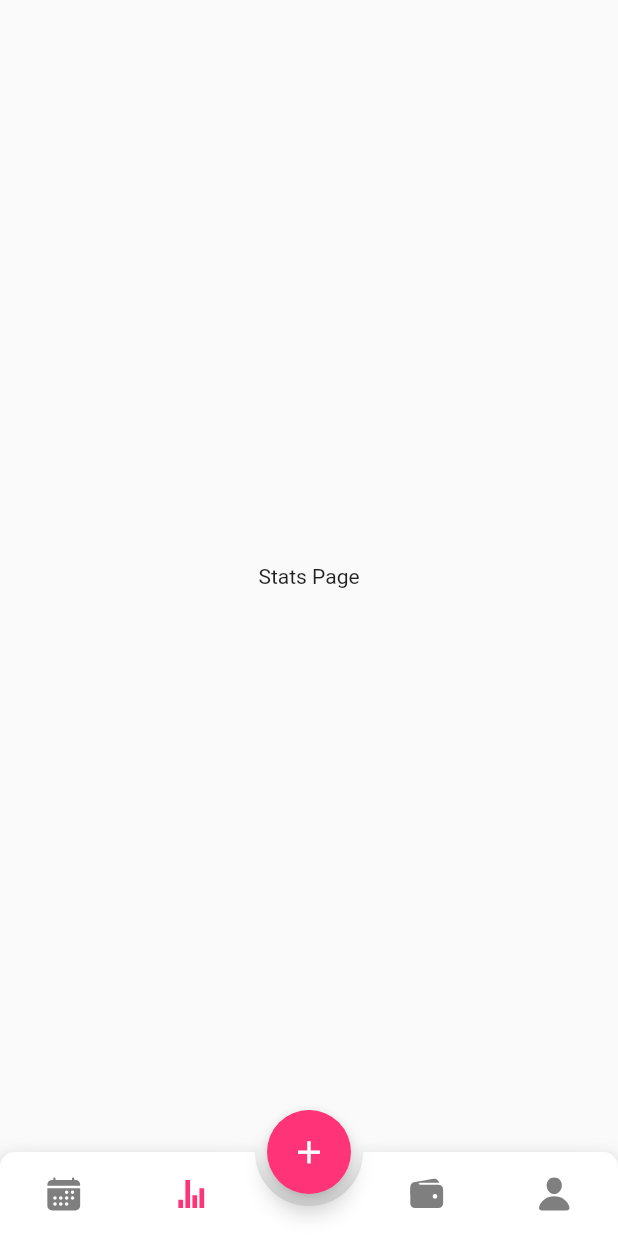
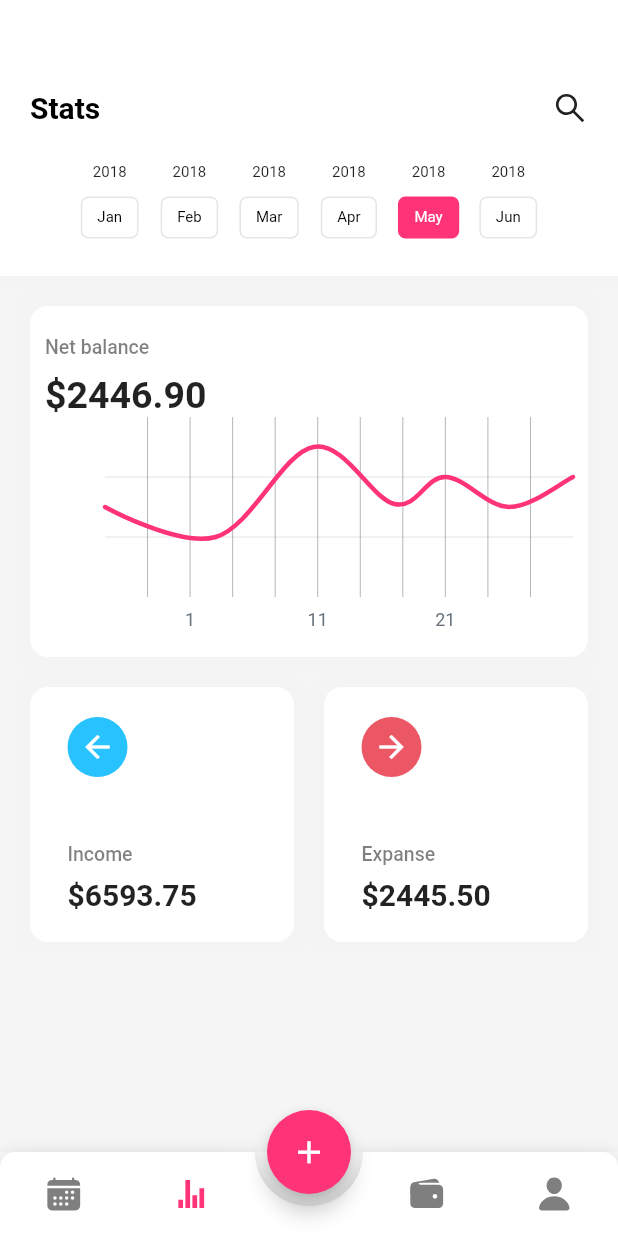
Before and after one commit to prabhunath111/budget_tracker, a Flutter app: the screen it shows after launch, item 2 of the bottom bar chosen, on a phone screen of 412 x 824 dp. Run offline on Flutter 3.47's test engine with Material 2 defaults, Android fonts, the phone set to English and light mode, and no system bars; drawn by our look-alikes of animated_bottom_navigation_bar, fl_chart; our stand-ins replace flutter_icons.

Commit message:
created stats page

```diff
--- a/lib/pages/root_app.dart
+++ b/lib/pages/root_app.dart
@@ -1,5 +1,6 @@
 import 'package:animated_bottom_navigation_bar/animated_bottom_navigation_bar.dart';
 import 'package:budget_tracker/pages/daily_page.dart';
+import 'package:budget_tracker/pages/stats_page.dart';
 import 'package:budget_tracker/theme/colors.dart';
 import 'package:flutter/material.dart';
 import 'package:flutter_icons/flutter_icons.dart';
@@ -37,11 +38,7 @@ class _RootAppState extends State<RootApp> {
       index: pageIndex,
       children: [
         DailyPage(),
-        Center(
-          child: Text(
-              'Stats Page'
-          ),
-        ),
+        StatsPage(),
         Center(
           child: Text(
               'Budget Page'
--- /dev/null
+++ b/lib/pages/stats_page.dart
@@ -0,0 +1,253 @@
+import 'dart:math';
+
+import 'package:budget_tracker/json/day_month.dart';
+import 'package:budget_tracker/theme/colors.dart';
+import 'package:budget_tracker/widget/chart.dart';
+import 'package:fl_chart/fl_chart.dart';
+import 'package:flutter/material.dart';
+import 'package:flutter_icons/flutter_icons.dart';
+
+class StatsPage extends StatefulWidget {
+  @override
+  _StatsPageState createState() => _StatsPageState();
+}
+
+class _StatsPageState extends State<StatsPage> {
+  int activeMonth = 4;
+
+  @override
+  Widget build(BuildContext context) {
+    return Scaffold(
+      backgroundColor: grey.withOpacity(0.05),
+      body: getBody(),
+    );
+  }
+
+  Widget getBody() {
+    var size = MediaQuery.of(context).size;
+    List expenses = [
+      {
+        "icon": Icons.arrow_back,
+        "color": blue,
+        "label": "Income",
+        "cost": "\$6593.75"
+      },
+      {
+        "icon": Icons.arrow_forward,
+        "color": red,
+        "label": "Expanse",
+        "cost": "\$2445.50"
+      },
+    ];
+    return SingleChildScrollView(
+      child: Column(
+        children: [
+          Container(
+            decoration: BoxDecoration(color: white, boxShadow: [
+              BoxShadow(
+                color: grey.withOpacity(0.01),
+                spreadRadius: 10,
+                blurRadius: 3,
+              )
+            ]),
+            child: Padding(
+              padding: const EdgeInsets.only(
+                  top: 60.0, left: 20, right: 20, bottom: 25),
+              child: Column(
+                children: [
+                  Row(
+                    mainAxisAlignment: MainAxisAlignment.spaceBetween,
+                    children: [
+                      Text(
+                        'Stats',
+                        style: TextStyle(
+                          fontSize: 20,
+                          fontWeight: FontWeight.bold,
+                          color: black,
+                        ),
+                      ),
+                      Icon(AntDesign.search1)
+                    ],
+                  ),
+                  SizedBox(height: 25),
+                  Row(
+                    mainAxisAlignment: MainAxisAlignment.spaceBetween,
+                    mainAxisSize: MainAxisSize.min,
+                    children: List.generate(months.length, (index) {
+                      return GestureDetector(
+                        onTap: () {
+                          setState(() {
+                            activeMonth = index;
+                          });
+                        },
+                        child: Container(
+                          width: (size.width - 40) / 7,
+                          child: Column(
+                            children: [
+                              Text(
+                                months[index]['label'],
+                                style: TextStyle(fontSize: 10),
+                              ),
+                              SizedBox(height: 10),
+                              Container(
+                                decoration: BoxDecoration(
+                                  color: activeMonth == index
+                                      ? primary
+                                      : Colors.transparent,
+                                  borderRadius: BorderRadius.circular(5),
+                                  border: Border.all(
+                                    color: activeMonth == index
+                                        ? primary
+                                        : black.withOpacity(0.1),
+                                  ),
+                                ),
+                                child: Padding(
+                                  padding: const EdgeInsets.only(
+                                      top: 7.0,
+                                      bottom: 7.0,
+                                      right: 10,
+                                      left: 10),
+                                  child: Text(
+                                    months[index]['day'],
+                                    style: TextStyle(
+                                      fontSize: 10,
+                                      color:
+                                          activeMonth == index ? white : black,
+                                    ),
+                                  ),
+                                ),
+                              )
+                            ],
+                          ),
+                        ),
+                      );
+                    }),
+                  )
+                ],
+              ),
+            ),
+          ),
+          SizedBox(height: 20),
+          Padding(
+            padding: const EdgeInsets.only(left: 20.0, right: 20),
+            child: Container(
+              width: double.infinity,
+              decoration: BoxDecoration(
+                  color: white,
+                  borderRadius: BorderRadius.circular(12),
+                  boxShadow: [
+                    BoxShadow(
+                        color: grey.withOpacity(0.01),
+                        spreadRadius: 10,
+                        blurRadius: 3)
+                  ]),
+              child: Padding(
+                padding: const EdgeInsets.all(10.0),
+                child: Stack(
+                  children: [
+                    Padding(
+                      padding: const EdgeInsets.only(top: 10.0),
+                      child: Column(
+                        crossAxisAlignment: CrossAxisAlignment.start,
+                        children: [
+                          Text(
+                            'Net balance',
+                            style: TextStyle(
+                                fontWeight: FontWeight.w500,
+                                fontSize: 13,
+                                color: black.withOpacity(0.5)),
+                          ),
+                          SizedBox(
+                            height: 10,
+                          ),
+                          Text(
+                            '\$2446.90',
+                            style: TextStyle(
+                              fontWeight: FontWeight.bold,
+                              fontSize: 25,
+                            ),
+                          ),
+                          Container(
+                            width: size.width - 20,
+                            height: 150,
+                            child: LineChart(mainData()),
+                          ),
+                        ],
+                      ),
+                    ),
+                  ],
+                ),
+              ),
+            ),
+          ),
+          SizedBox(
+            height: 20,
+          ),
+          Wrap(
+            spacing: 20,
+            children: List.generate(expenses.length, (index) {
+              return Container(
+                width: (size.width - 60) / 2,
+                height: 170,
+                decoration: BoxDecoration(
+                    color: white,
+                    borderRadius: BorderRadius.circular(12),
+                    boxShadow: [
+                      BoxShadow(
+                        color: grey.withOpacity(0.01),
+                        spreadRadius: 10,
+                        blurRadius: 3,
+                      ),
+                    ]),
+                child: Padding(
+                  padding: const EdgeInsets.only(
+                      left: 25, right: 25, top: 20, bottom: 20),
+                  child: Column(
+                    crossAxisAlignment: CrossAxisAlignment.start,
+                    mainAxisAlignment: MainAxisAlignment.spaceBetween,
+                    children: [
+                      Container(
+                        width: 40,
+                        height: 40,
+                        decoration: BoxDecoration(
+                          color: expenses[index]['color'],
+                          shape: BoxShape.circle,
+                        ),
+                        child: Center(
+                          child: Icon(
+                            expenses[index]['icon'],
+                            color: white,
+                          ),
+                        ),
+                      ),
+                      Column(
+                        crossAxisAlignment: CrossAxisAlignment.start,
+                        children: [
+                          Text(
+                            expenses[index]['label'],
+                            style: TextStyle(
+                                fontWeight: FontWeight.w500,
+                                fontSize: 13,
+                                color: black.withOpacity(0.5)),
+                          ),
+                          SizedBox(height: 8),
+                          Text(
+                            expenses[index]['cost'],
+                            style: TextStyle(
+                              fontWeight: FontWeight.bold,
+                              fontSize: 20,
+                            ),
+                          ),
+                        ],
+                      )
+                    ],
+                  ),
+                ),
+              );
+            }),
+          )
+        ],
+      ),
+    );
+  }
+}
--- /dev/null
+++ b/lib/widget/chart.dart
@@ -0,0 +1,87 @@
+import 'package:budget_tracker/theme/colors.dart';
+import 'package:fl_chart/fl_chart.dart';
+import 'package:flutter/material.dart';
+
+List<Color> gradientColors = [primary];
+
+LineChartData mainData() {
+  return LineChartData(
+    gridData: FlGridData(
+        show: true,
+        drawHorizontalLine: true,
+        getDrawingHorizontalLine: (value) {
+          return FlLine(
+            color: const Color(0xff37434d),
+            strokeWidth: 0.1,
+          );
+        }),
+    titlesData: FlTitlesData(
+      show: true,
+      bottomTitles: SideTitles(
+        showTitles: true,
+        reservedSize: 22,
+        getTextStyles: (value) =>
+            const TextStyle(color: Color(0xff68737d), fontSize: 12),
+        getTitles: (value) {
+          switch (value.toInt()) {
+            case 2:
+              return '1';
+            case 5:
+              return '11';
+            case 8:
+              return '21';
+          }
+          return '';
+        },
+        margin: 8,
+      ),
+      leftTitles: SideTitles(
+        showTitles: true,
+        getTextStyles: (value) => const TextStyle(
+          color: Color(0xff67727d),
+          fontSize: 12,
+        ),
+        getTitles: (value) {
+          switch (value.toInt()) {
+            case 1:
+              return '10k';
+            case 3:
+              return '50k';
+            case 5:
+              return '100k';
+          }
+          return '';
+        },
+        reservedSize: 28,
+        margin: 12,
+      ),
+    ),
+    borderData: FlBorderData(
+      show: false,
+    ),
+    minX: 0,
+    maxX: 11,
+    minY: 0,
+    maxY: 6,
+    lineBarsData: [
+      LineChartBarData(
+        spots: [
+          FlSpot(0, 3),
+          FlSpot(2.6, 2),
+          FlSpot(4.9, 5),
+          FlSpot(6.8, 3.1),
+          FlSpot(8, 4),
+          FlSpot(9.5, 3),
+          FlSpot(11, 4),
+        ],
+        isCurved: true,
+        colors: gradientColors,
+        barWidth: 3,
+        isStrokeCapRound: true,
+        dotData: FlDotData(
+          show: false,
+        ),
+      ),
+    ],
+  );
+}
```
